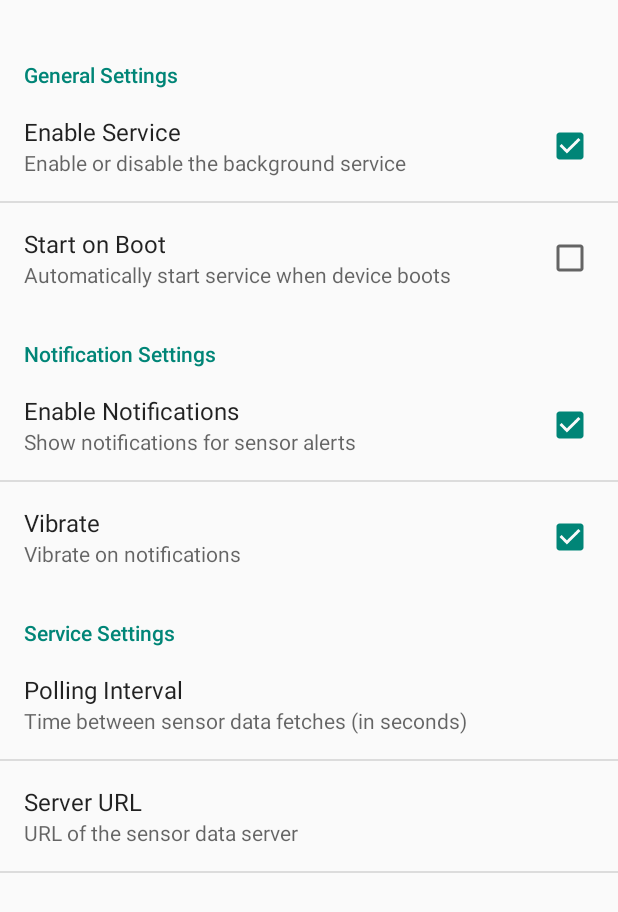
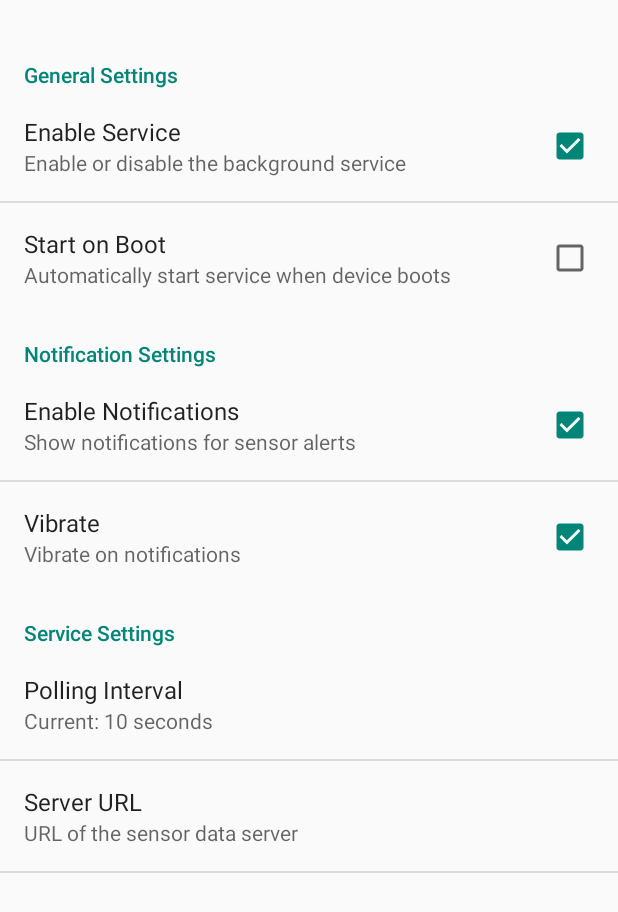
Before and after one commit to Dolhen-James/AMIO_PROJECT, an Android app: the SettingsActivity screen opened directly, with no data from a screen before it, on a phone screen of 412 x 824 dp. Shown: the top 912 px of the screen. Run offline under Robolectric (Android 15) with nearby library versions, the phone set to English and light mode, and no system bars.

Commit message:
Added logic for intervall polling setting

```diff
--- a/app/src/main/java/com/example/amio/SettingsActivity.java
+++ b/app/src/main/java/com/example/amio/SettingsActivity.java
@@ -45,6 +45,17 @@ public class SettingsActivity extends PreferenceActivity {
             }
             return true;
         });
+            // Polling Interval EditTextPreference: show current value as summary
+            android.preference.EditTextPreference pollingPref = (android.preference.EditTextPreference) findPreference("pref_polling_interval");
+            String pollingValue = settingsManager.getString("pref_polling_interval", "10");
+            pollingPref.setSummary("Current: " + pollingValue + " seconds");
+
+            pollingPref.setOnPreferenceChangeListener((preference, newValue) -> {
+                String newPollingValue = (String) newValue;
+                settingsManager.setString("pref_polling_interval", newPollingValue);
+                pollingPref.setSummary("Current: " + newPollingValue + " seconds");
+                return true;
+            });
 
             // Get reference to the "Enable Notifications" CheckBoxPreference
             android.preference.CheckBoxPreference notifPref = (android.preference.CheckBoxPreference) findPreference("pref_notifications_enabled");
@@ -123,5 +134,9 @@ public class SettingsActivity extends PreferenceActivity {
                 android.preference.CheckBoxPreference vibratePref = (android.preference.CheckBoxPreference) findPreference("pref_vibrate");
                 boolean vibrateEnabled = settingsManager.getBoolean("pref_vibrate", true);
                 vibratePref.setChecked(vibrateEnabled);
+                // Sync polling interval summary
+                android.preference.EditTextPreference pollingPref = (android.preference.EditTextPreference) findPreference("pref_polling_interval");
+                String pollingValue = settingsManager.getString("pref_polling_interval", "10");
+                pollingPref.setSummary("Current: " + pollingValue + " seconds");
         }
 }
```
Also changed, not shown: app/src/main/java/com/example/amio/MainService.java (+43 -16 lines).
